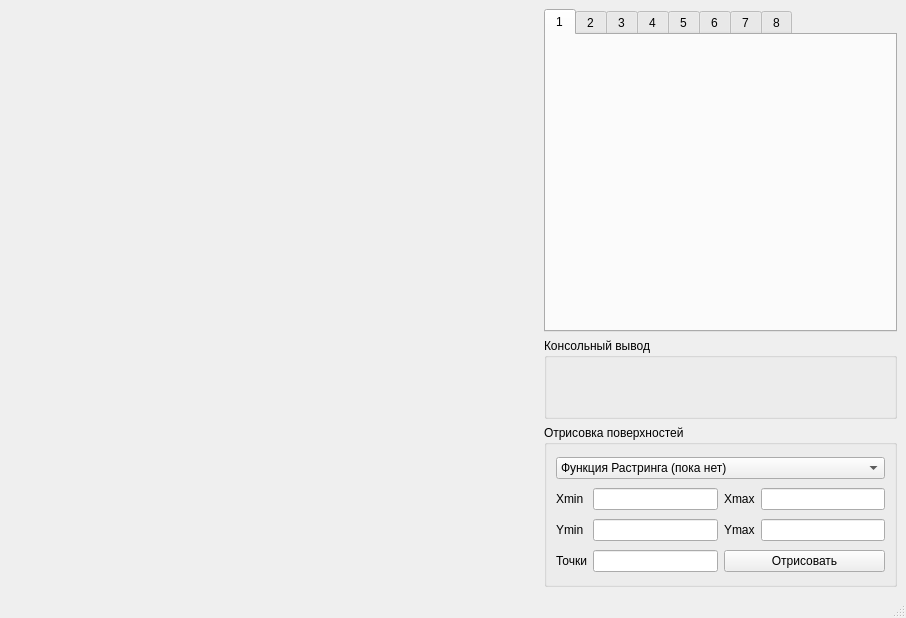
First picture: the form in src/ui/main.ui, repository Dramaturg1/SearchOptimization, before the edit.
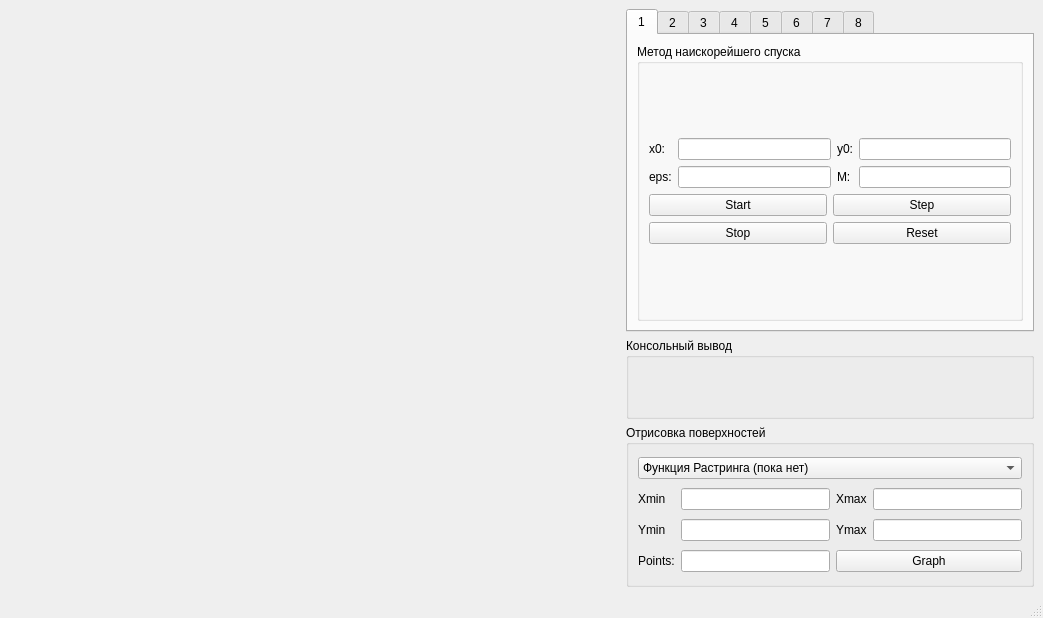
Second picture: the form after the edit. The open tabs and pages were chosen to show the change.

The edit to the form file:
```diff
--- a/src/ui/main.ui
+++ b/src/ui/main.ui
@@ -6,7 +6,7 @@
    <rect>
     <x>0</x>
     <y>0</y>
-    <width>906</width>
+    <width>1043</width>
     <height>618</height>
    </rect>
   </property>
@@ -31,6 +31,97 @@
            <attribute name="title">
             <string>1</string>
            </attribute>
+           <layout class="QHBoxLayout" name="horizontalLayout_3">
+            <item>
+             <widget class="QGroupBox" name="groupBox_3">
+              <property name="title">
+               <string>Метод наискорейшего спуска</string>
+              </property>
+              <layout class="QVBoxLayout" name="verticalLayout_4">
+               <item>
+                <layout class="QVBoxLayout" name="verticalLayout_3">
+                 <item>
+                  <layout class="QGridLayout" name="gridLayout_2">
+                   <item row="0" column="0">
+                    <widget class="QLabel" name="label_6">
+                     <property name="text">
+                      <string>x0:</string>
+                     </property>
+                    </widget>
+                   </item>
+                   <item row="0" column="1">
+                    <widget class="QLineEdit" name="lineEdit_6"/>
+                   </item>
+                   <item row="0" column="2">
+                    <widget class="QLabel" name="label_7">
+                     <property name="text">
+                      <string>y0:</string>
+                     </property>
+                    </widget>
+                   </item>
+                   <item row="0" column="3">
+                    <widget class="QLineEdit" name="lineEdit_7"/>
+                   </item>
+                   <item row="1" column="0">
+                    <widget class="QLabel" name="label_8">
+                     <property name="text">
+                      <string>eps:</string>
+                     </property>
+                    </widget>
+                   </item>
+                   <item row="1" column="1">
+                    <widget class="QLineEdit" name="lineEdit_8"/>
+                   </item>
+                   <item row="1" column="2">
+                    <widget class="QLabel" name="label_9">
+                     <property name="text">
+                      <string>M:</string>
+                     </property>
+                    </widget>
+                   </item>
+                   <item row="1" column="3">
+                    <widget class="QLineEdit" name="lineEdit_9"/>
+                   </item>
+                  </layout>
+                 </item>
+                 <item>
+                  <layout class="QGridLayout" name="gridLayout_3">
+                   <item row="0" column="0">
+                    <widget class="QPushButton" name="pushButton_2">
+                     <property name="text">
+                      <string>Start</string>
+                     </property>
+                    </widget>
+                   </item>
+                   <item row="0" column="1">
+                    <widget class="QPushButton" name="pushButton_3">
+                     <property name="text">
+                      <string>Step</string>
+                     </property>
+                    </widget>
+                   </item>
+                   <item row="1" column="0">
+                    <widget class="QPushButton" name="pushButton_4">
+                     <property name="text">
+                      <string>Stop</string>
+                     </property>
+                    </widget>
+                   </item>
+                   <item row="1" column="1">
+                    <widget class="QPushButton" name="pushButton_5">
+                     <property name="text">
+                      <string>Reset</string>
+                     </property>
+                    </widget>
+                   </item>
+                  </layout>
+                 </item>
+                </layout>
+               </item>
+              </layout>
+             </widget>
+            </item>
+           </layout>
           </widget>
           <widget class="QWidget" name="tab_2">
            <attribute name="title">
@@ -241,7 +332,7 @@
            <item row="3" column="0">
             <widget class="QLabel" name="label_5">
              <property name="text">
-              <string>Точки</string>
+              <string>Points:</string>
              </property>
             </widget>
            </item>
@@ -251,7 +342,7 @@
            <item row="3" column="2" colspan="2">
             <widget class="QPushButton" name="pushButton">
              <property name="text">
-              <string>Отрисовать</string>
+              <string>Graph</string>
              </property>
             </widget>
            </item>
```
Left out of the diff: 4 changed lines with no effect on the pictures.
